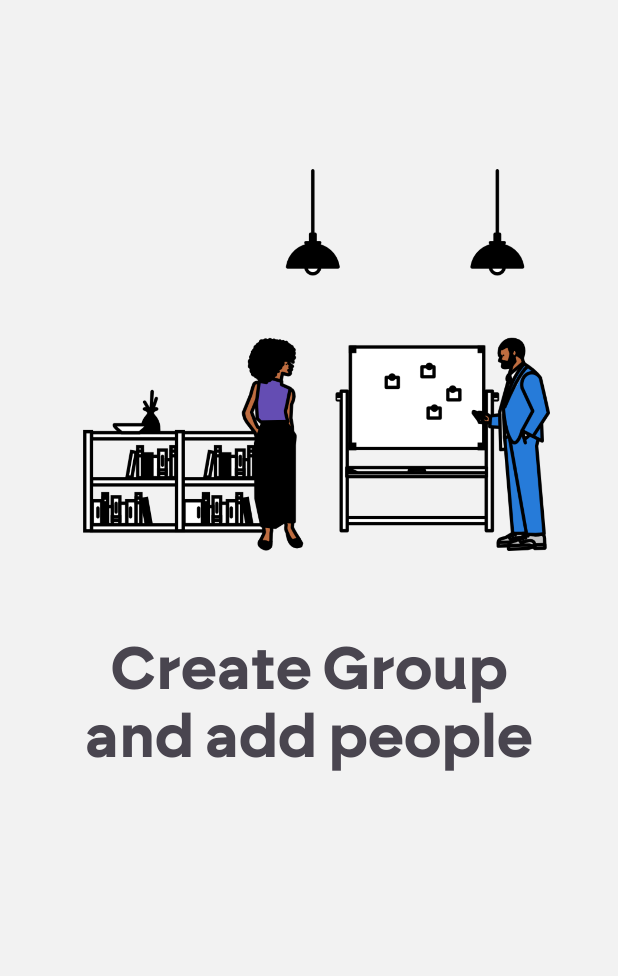
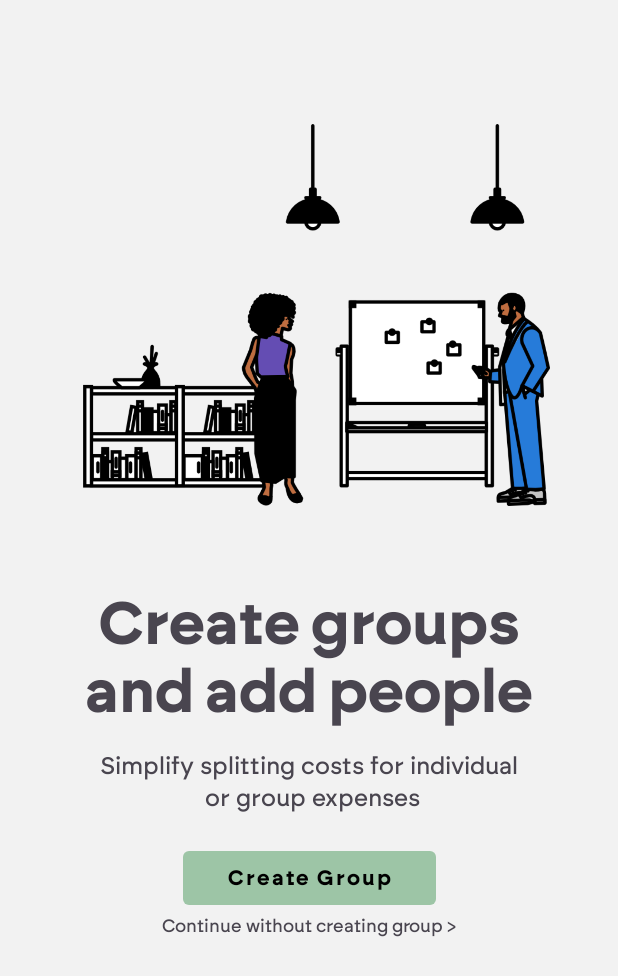
Before and after one commit to Obehi234/SikaMe_Android, an Android app: the fragment OnboardingFragment shown on its own in the app's theme, on a phone screen of 412 x 824 dp. Shown: the top 976 px of the screen. Run offline under Robolectric (Android 15) with nearby library versions, the phone set to English and light mode, and no system bars.

Commit message:
Set up onboarding screen

```diff
--- a/app/build.gradle.kts
+++ b/app/build.gradle.kts
@@ -44,4 +44,5 @@ dependencies {
     testImplementation("junit:junit:4.13.2")
     androidTestImplementation("androidx.test.ext:junit:1.1.5")
     androidTestImplementation("androidx.test.espresso:espresso-core:3.5.1")
+
 }
--- a/app/src/main/res/layout/fragment_onboarding.xml
+++ b/app/src/main/res/layout/fragment_onboarding.xml
@@ -12,7 +12,6 @@
         android:id="@+id/ivOnbordingImage"
         android:layout_width="match_parent"
         android:layout_height="360dp"
-        android:layout_marginTop="@dimen/padding_30dp"
         android:padding="@dimen/padding_15dp"
         android:src="@drawable/home"
         app:layout_constraintEnd_toEndOf="parent"
@@ -20,18 +19,61 @@
         app:layout_constraintTop_toTopOf="parent" />
 
     <TextView
-        android:id="@+id/tvOnboardingText"
+        android:id="@+id/tvOnboardingHeader"
         android:layout_width="wrap_content"
         android:layout_height="wrap_content"
         android:fontFamily="@font/brockmann_bold"
         android:gravity="center"
         android:lineSpacingExtra="@dimen/lineSpacing_5dp"
-        android:text="Create Group\nand add people"
+        android:text="Create groups\nand add people"
         android:textSize="@dimen/text_40sp"
         android:textStyle="bold"
         app:layout_constraintEnd_toEndOf="parent"
         app:layout_constraintStart_toStartOf="parent"
         app:layout_constraintTop_toBottomOf="@id/ivOnbordingImage" />
 
+    <TextView
+        android:id="@+id/tvOnboardingText"
+        android:layout_width="wrap_content"
+        android:layout_height="wrap_content"
+        android:layout_marginTop="@dimen/margin_15dp"
+        android:fontFamily="@font/brockmann_medium"
+        android:gravity="center"
+        android:lineSpacingExtra="@dimen/lineSpacing_5dp"
+        android:paddingHorizontal="@dimen/margin_10dp"
+        android:text="Simplify splitting costs for individual\n or group expenses"
+        android:textSize="16sp"
+        app:layout_constraintEnd_toEndOf="parent"
+        app:layout_constraintStart_toStartOf="parent"
+        app:layout_constraintTop_toBottomOf="@id/tvOnboardingHeader" />
+
+    <com.google.android.material.button.MaterialButton
+        android:id="@+id/createGroupButton"
+        style="@style/Widget.MaterialComponents.Button.UnelevatedButton"
+        android:layout_width="wrap_content"
+        android:layout_height="wrap_content"
+        android:layout_marginTop="@dimen/margin_20dp"
+        android:paddingHorizontal="@dimen/padding_30dp"
+        android:fontFamily="@font/brockmann_bold"
+        android:text="Create Group"
+        android:textAllCaps="false"
+        android:textColor="@color/black"
+        app:backgroundTint="@color/green"
+        app:layout_constraintEnd_toEndOf="parent"
+        app:layout_constraintStart_toStartOf="parent"
+        app:layout_constraintTop_toBottomOf="@id/tvOnboardingText" />
+
+
+    <TextView
+        android:id="@+id/tvOnboardingHint"
+        android:layout_width="wrap_content"
+        android:layout_height="wrap_content"
+        android:text="Continue without creating group >"
+        android:textSize="@dimen/text_12sp"
+        android:fontFamily="@font/brockmann_medium"
+        app:layout_constraintEnd_toEndOf="parent"
+        app:layout_constraintStart_toStartOf="parent"
+        app:layout_constraintTop_toBottomOf="@id/createGroupButton" />
+
 
 </androidx.constraintlayout.widget.ConstraintLayout>
--- a/app/src/main/res/values/colors.xml
+++ b/app/src/main/res/values/colors.xml
@@ -3,4 +3,5 @@
     <color name="black">#FF000000</color>
     <color name="white">#FFFFFFFF</color>
     <color name="background_white">#F2F2F2</color>
+    <color name="green">#9DC5A6</color>
 </resources>
--- a/app/src/main/res/values/dimens.xml
+++ b/app/src/main/res/values/dimens.xml
@@ -4,4 +4,10 @@
     <dimen name="padding_30dp">30dp</dimen>
     <dimen name="text_40sp">40sp</dimen>
     <dimen name="lineSpacing_5dp">5dp</dimen>
+    <dimen name="margin_10dp">10dp</dimen>
+    <dimen name="lineSpacing_8dp">8dp</dimen>
+    <dimen name="margin_15dp">15dp</dimen>
+    <dimen name="padding_5dp">5dp</dimen>
+    <dimen name="margin_20dp">20dp</dimen>
+    <dimen name="text_12sp">12sp</dimen>
 </resources>
```
Also changed, not shown: app/src/main/res/font/brockmann_medium.ttf (added).
